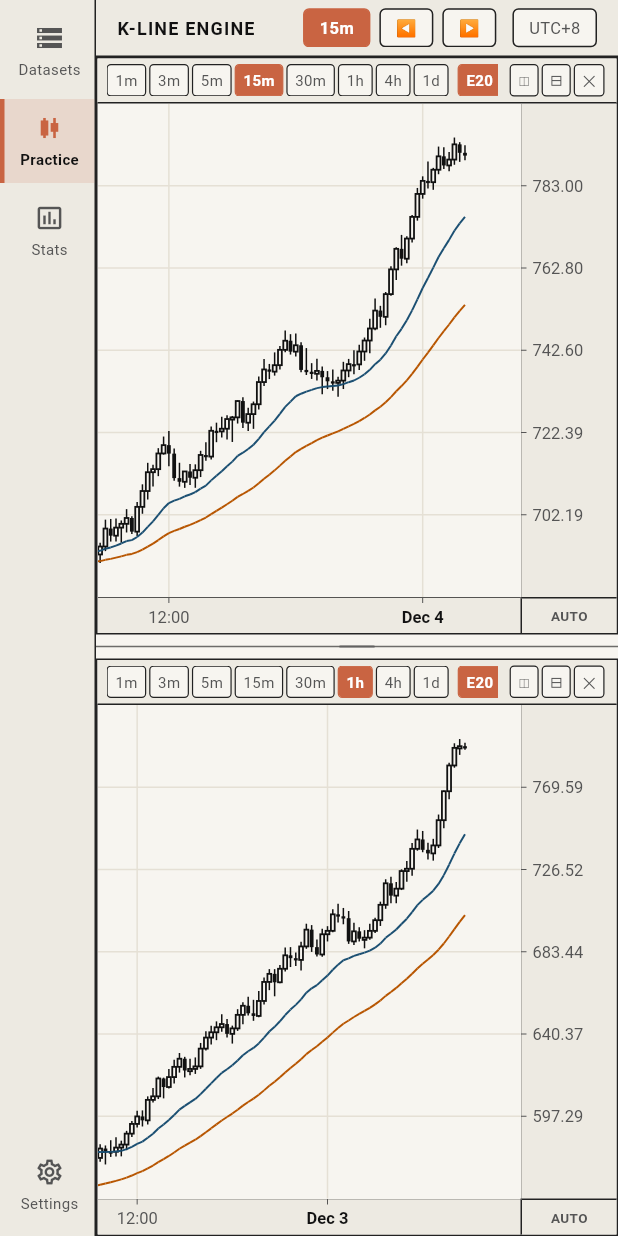
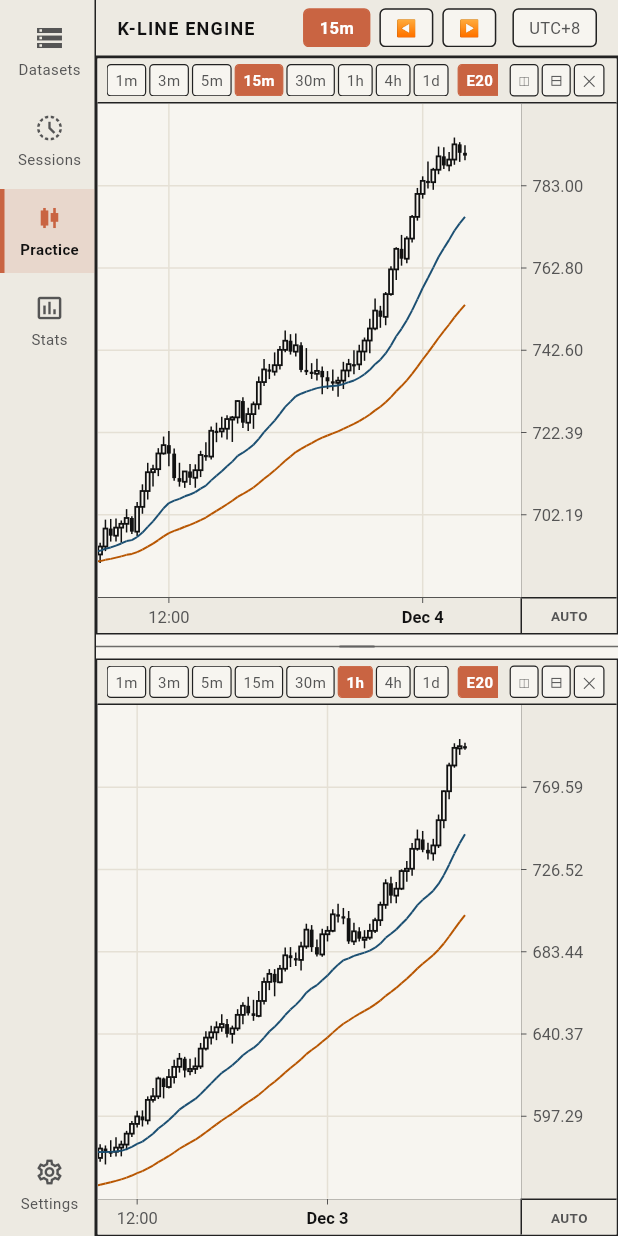
Before and after one commit to kurodamaria/trading_lab, a Flutter app: the screen it shows after launch, after a tap on "Practice", on a phone screen of 412 x 824 dp. Run offline on Flutter 3.47's test engine with Material 3 defaults, Android fonts, the phone set to English and light mode, and no system bars; our stand-ins replace file_picker; Roboto replaces fonts that are missing (Georgia).

Commit message:
feat(sessions): add placeholder sessions page below datasets in nav rail

```diff
--- /dev/null
+++ b/lib/features/workstation/sessions/sessions_page.dart
@@ -0,0 +1,14 @@
+import 'package:flutter/material.dart';
+
+/// Placeholder sessions panel.
+class SessionsPage extends StatelessWidget {
+  const SessionsPage({super.key});
+
+  @override
+  Widget build(BuildContext context) {
+    return const ColoredBox(
+      color: Colors.white,
+      child: Center(child: Text('Sessions')),
+    );
+  }
+}
--- a/lib/main.dart
+++ b/lib/main.dart
@@ -15,6 +15,7 @@ import 'domain/models/drawing.dart';
 import 'domain/models/order.dart';
 import 'domain/models/timeframe.dart';
 import 'features/workstation/data/datasets_page.dart';
+import 'features/workstation/sessions/sessions_page.dart';
 import 'features/workstation/settings/settings_page.dart';
 import 'features/workstation/stats/stats_page.dart';
 import 'features/workstation/tiling/tiling_node.dart';
@@ -52,7 +53,7 @@ class _ChartScreenState extends State<ChartScreen> {
 
   final FocusNode _keyboardFocusNode = FocusNode();
 
-  int _selectedPageIndex = 1;
+  int _selectedPageIndex = 2;
 
   DisplayTimezone _displayTimezone = DisplayTimezone.utcPlus8;
 
@@ -414,6 +415,7 @@ class _ChartScreenState extends State<ChartScreen> {
                     theme: t,
                     displayTimezone: _displayTimezone,
                   ),
+                  const SessionsPage(),
                   workstation,
                   StatsPage(
                     replayEngine: _replayEngine,
@@ -459,27 +461,35 @@ class _ChartScreenState extends State<ChartScreen> {
             ),
             const SizedBox(height: 4),
             _NavRailItem(
-              label: 'Practice',
-              icon: Icons.candlestick_chart,
+              label: 'Sessions',
+              icon: Icons.history_toggle_off,
               theme: t,
               active: _selectedPageIndex == 1,
               onTap: () => setState(() => _selectedPageIndex = 1),
             ),
             const SizedBox(height: 4),
             _NavRailItem(
+              label: 'Practice',
+              icon: Icons.candlestick_chart,
+              theme: t,
+              active: _selectedPageIndex == 2,
+              onTap: () => setState(() => _selectedPageIndex = 2),
+            ),
+            const SizedBox(height: 4),
+            _NavRailItem(
               label: 'Stats',
               icon: Icons.insert_chart_outlined,
               theme: t,
-              active: _selectedPageIndex == 2,
-              onTap: () => setState(() => _selectedPageIndex = 2),
+              active: _selectedPageIndex == 3,
+              onTap: () => setState(() => _selectedPageIndex = 3),
             ),
             const Spacer(),
             _NavRailItem(
               label: 'Settings',
               icon: Icons.settings_outlined,
               theme: t,
-              active: _selectedPageIndex == 3,
-              onTap: () => setState(() => _selectedPageIndex = 3),
+              active: _selectedPageIndex == 4,
+              onTap: () => setState(() => _selectedPageIndex = 4),
             ),
             const SizedBox(height: 6),
         ],
@@ -489,7 +499,7 @@ class _ChartScreenState extends State<ChartScreen> {
 
   void _onKeyEvent(KeyEvent event) {
     if (event is! KeyDownEvent) return;
-    if (_selectedPageIndex != 1) return;
+    if (_selectedPageIndex != 2) return;
     if (event.logicalKey == LogicalKeyboardKey.arrowRight) {
       _stepForward();
     } else if (event.logicalKey == LogicalKeyboardKey.arrowLeft) {
@@ -599,7 +609,7 @@ class _ChartScreenState extends State<ChartScreen> {
             onSecondaryTap: _cycleTimezoneQuick,
             child: _toolbarButton(
               label: _displayTimezone.shortLabel,
-              onTap: () => setState(() => _selectedPageIndex = 3),
+              onTap: () => setState(() => _selectedPageIndex = 4),
               tooltip: 'Display Timezone (click to configure in Settings)',
             ),
           ),
```
